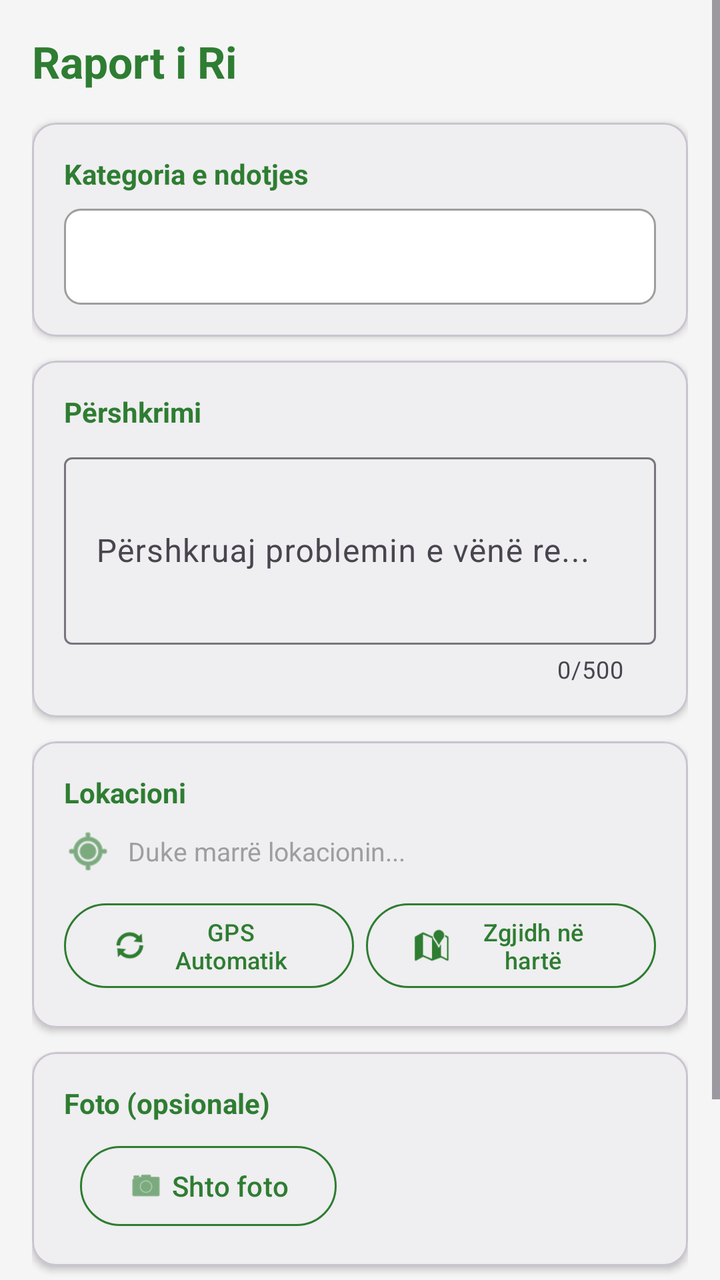
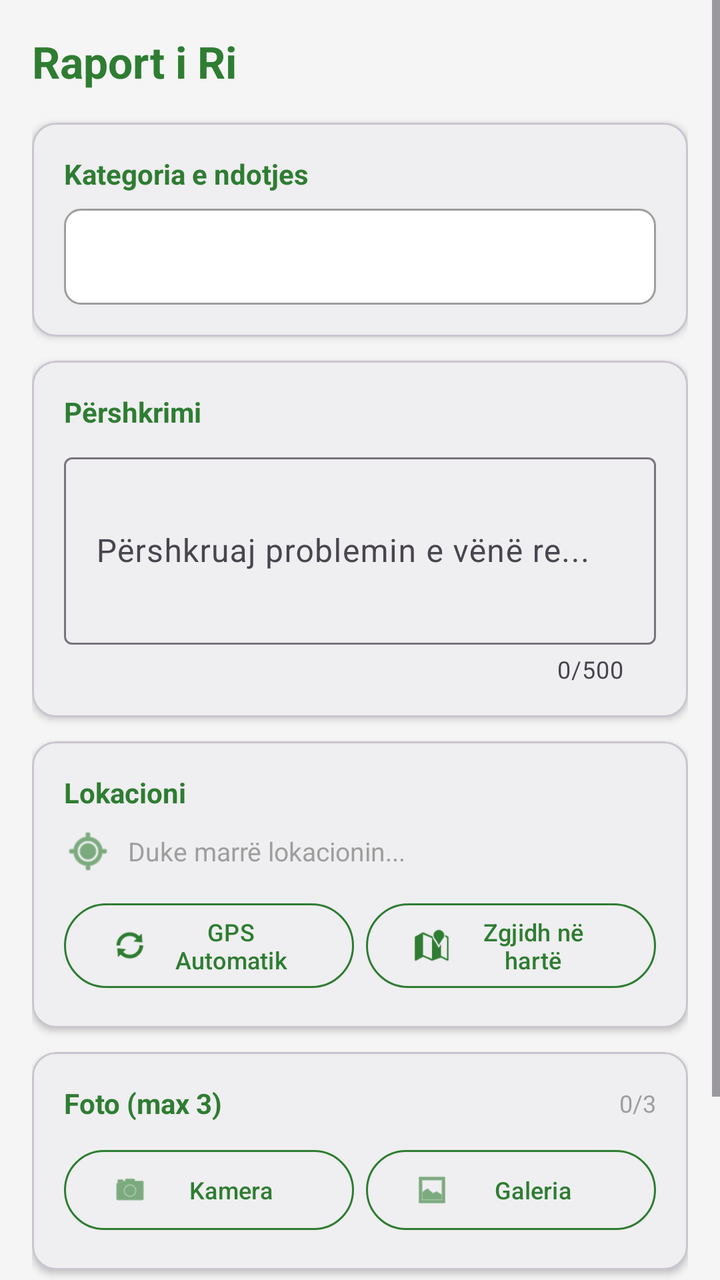

The first picture is an Android layout as it rendered before a commit; the second is the same layout after the commit. The layout source and the unified diff follow.
<!-- AndroidManifest.xml: application theme Theme.EcoAlert -->
<!-- res/layout/fragment_report.xml -->
<?xml version="1.0" encoding="utf-8"?>
<ScrollView
    xmlns:android="http://schemas.android.com/apk/res/android"
    xmlns:app="http://schemas.android.com/apk/res-auto"
    android:layout_width="match_parent"
    android:layout_height="match_parent"
    android:background="@color/gray_light">

    <LinearLayout
        android:layout_width="match_parent"
        android:layout_height="wrap_content"
        android:orientation="vertical"
        android:padding="16dp">

        
        <TextView
            android:layout_width="wrap_content"
            android:layout_height="wrap_content"
            android:text="Raport i Ri"
            android:textSize="22sp"
            android:textStyle="bold"
            android:textColor="@color/green_primary"
            android:layout_marginBottom="16dp" />

        
        <com.google.android.material.card.MaterialCardView
            android:layout_width="match_parent"
            android:layout_height="wrap_content"
            android:layout_marginBottom="12dp"
            app:cardElevation="2dp"
            app:cardCornerRadius="12dp">

            <LinearLayout
                android:layout_width="match_parent"
                android:layout_height="wrap_content"
                android:orientation="vertical"
                android:padding="16dp">

                <TextView
                    android:layout_width="wrap_content"
                    android:layout_height="wrap_content"
                    android:text="Kategoria e ndotjes"
                    android:textSize="14sp"
                    android:textStyle="bold"
                    android:textColor="@color/green_primary"
                    android:layout_marginBottom="8dp" />

                <Spinner
                    android:id="@+id/spinner_category"
                    android:layout_width="match_parent"
                    android:layout_height="48dp"
                    android:background="@drawable/spinner_background"
                    android:paddingStart="12dp"
                    android:paddingEnd="12dp" />

            </LinearLayout>

        </com.google.android.material.card.MaterialCardView>

        
        <com.google.android.material.card.MaterialCardView
            android:layout_width="match_parent"
            android:layout_height="wrap_content"
            android:layout_marginBottom="12dp"
            app:cardElevation="2dp"
            app:cardCornerRadius="12dp">

            <LinearLayout
                android:layout_width="match_parent"
                android:layout_height="wrap_content"
                android:orientation="vertical"
                android:padding="16dp">

                <TextView
                    android:layout_width="wrap_content"
                    android:layout_height="wrap_content"
                    android:text="Përshkrimi"
                    android:textSize="14sp"
                    android:textStyle="bold"
                    android:textColor="@color/green_primary"
                    android:layout_marginBottom="8dp" />

                <com.google.android.material.textfield.TextInputLayout
                    android:id="@+id/til_description"
                    android:layout_width="match_parent"
                    android:layout_height="wrap_content"
                    android:hint="Përshkruaj problemin e vënë re..."
                    style="@style/Widget.Material3.TextInputLayout.OutlinedBox"
                    app:counterEnabled="true"
                    app:counterMaxLength="500">

                    <com.google.android.material.textfield.TextInputEditText
                        android:id="@+id/et_description"
                        android:layout_width="match_parent"
                        android:layout_height="wrap_content"
                        android:inputType="textMultiLine"
                        android:minLines="3"
                        android:maxLines="5"
                        android:maxLength="500" />

                </com.google.android.material.textfield.TextInputLayout>

            </LinearLayout>

        </com.google.android.material.card.MaterialCardView>

        
        <com.google.android.material.card.MaterialCardView
            android:layout_width="match_parent"
            android:layout_height="wrap_content"
            android:layout_marginBottom="12dp"
            app:cardElevation="2dp"
            app:cardCornerRadius="12dp">

            <LinearLayout
                android:layout_width="match_parent"
                android:layout_height="wrap_content"
                android:orientation="vertical"
                android:padding="16dp">

                <TextView
                    android:layout_width="wrap_content"
                    android:layout_height="wrap_content"
                    android:text="Lokacioni"
                    android:textSize="14sp"
                    android:textStyle="bold"
                    android:textColor="@color/green_primary"
                    android:layout_marginBottom="8dp" />

                
                <LinearLayout
                    android:layout_width="match_parent"
                    android:layout_height="wrap_content"
                    android:orientation="horizontal"
                    android:gravity="center_vertical"
                    android:layout_marginBottom="10dp">

                    <ImageView
                        android:layout_width="24dp"
                        android:layout_height="24dp"
                        android:src="@android:drawable/ic_menu_mylocation"
                        app:tint="@color/green_primary"
                        android:layout_marginEnd="8dp" />

                    <TextView
                        android:id="@+id/tv_location"
                        android:layout_width="0dp"
                        android:layout_height="wrap_content"
                        android:layout_weight="1"
                        android:text="Duke marrë lokacionin..."
                        android:textSize="13sp"
                        android:textColor="@color/gray_medium" />

                </LinearLayout>

                
                <LinearLayout
                    android:layout_width="match_parent"
                    android:layout_height="wrap_content"
                    android:orientation="horizontal">

                    <com.google.android.material.button.MaterialButton
                        android:id="@+id/btn_refresh_location"
                        android:layout_width="0dp"
                        android:layout_height="wrap_content"
                        android:layout_weight="1"
                        android:layout_marginEnd="6dp"
                        android:text="GPS Automatik"
                        android:textSize="12sp"
                        style="@style/Widget.Material3.Button.OutlinedButton"
                        app:strokeColor="@color/green_primary"
                        app:icon="@android:drawable/ic_popup_sync" />

                    <com.google.android.material.button.MaterialButton
                        android:id="@+id/btn_pick_location"
                        android:layout_width="0dp"
                        android:layout_height="wrap_content"
                        android:layout_weight="1"
                        android:text="Zgjidh në hartë"
                        android:textSize="12sp"
                        style="@style/Widget.Material3.Button.OutlinedButton"
                        app:strokeColor="@color/green_primary"
                        app:icon="@android:drawable/ic_dialog_map" />

                </LinearLayout>

            </LinearLayout>

        </com.google.android.material.card.MaterialCardView>

        
        <com.google.android.material.card.MaterialCardView
            android:layout_width="match_parent"
            android:layout_height="wrap_content"
            android:layout_marginBottom="24dp"
            app:cardElevation="2dp"
            app:cardCornerRadius="12dp">

            <LinearLayout
                android:layout_width="match_parent"
                android:layout_height="wrap_content"
                android:orientation="vertical"
                android:padding="16dp">

                <TextView
                    android:layout_width="wrap_content"
                    android:layout_height="wrap_content"
                    android:text="Foto (opsionale)"
                    android:textSize="14sp"
                    android:textStyle="bold"
                    android:textColor="@color/green_primary"
                    android:layout_marginBottom="8dp" />

                <LinearLayout
                    android:layout_width="match_parent"
                    android:layout_height="wrap_content"
                    android:orientation="horizontal"
                    android:gravity="center_vertical">

                    <ImageView
                        android:id="@+id/iv_photo_preview"
                        android:layout_width="80dp"
                        android:layout_height="80dp"
                        android:scaleType="centerCrop"
                        android:background="@color/gray_light"
                        android:visibility="gone" />

                    <com.google.android.material.button.MaterialButton
                        android:id="@+id/btn_add_photo"
                        android:layout_width="wrap_content"
                        android:layout_height="wrap_content"
                        android:layout_marginStart="8dp"
                        android:text="Shto foto"
                        style="@style/Widget.Material3.Button.OutlinedButton"
                        app:strokeColor="@color/green_primary"
                        app:icon="@android:drawable/ic_menu_camera" />

                </LinearLayout>

            </LinearLayout>

        </com.google.android.material.card.MaterialCardView>

        
        <com.google.android.material.button.MaterialButton
            android:id="@+id/btn_submit"
            android:layout_width="match_parent"
            android:layout_height="56dp"
            android:text="Dërgo Raportin"
            android:textSize="16sp"
            android:textStyle="bold"
            app:backgroundTint="@color/green_primary"
            android:layout_marginBottom="16dp" />

        
        <ProgressBar
            android:id="@+id/progress_bar"
            android:layout_width="wrap_content"
            android:layout_height="wrap_content"
            android:layout_gravity="center"
            android:visibility="gone"
            android:indeterminateTint="@color/green_primary" />

    </LinearLayout>

</ScrollView>
<!-- resources referenced by this layout -->
<resources>
  <color name="gray_light">#F5F5F5</color>
  <color name="gray_medium">#9E9E9E</color>
  <color name="green_primary">#2E7D32</color>
  <!-- drawable spinner_background (drawable) -->
  <?xml version="1.0" encoding="utf-8"?>
  <shape xmlns:android="http://schemas.android.com/apk/res/android"
      android:shape="rectangle">
      <solid android:color="@color/white" />
      <stroke
          android:width="1dp"
          android:color="@color/gray_medium" />
      <corners android:radius="8dp" />
  </shape>
  <style name="Theme.EcoAlert" parent="Theme.Material3.Light.NoActionBar">
          <item name="colorPrimary">@color/green_primary</item>
          <item name="colorPrimaryVariant">@color/green_primary_dark</item>
          <item name="colorOnPrimary">@color/white</item>
          <item name="colorSecondary">@color/green_secondary</item>
          <item name="colorOnSecondary">@color/black</item>
          <item name="android:statusBarColor">@color/green_primary</item>
      </style>
  <color name="white">#FFFFFF</color>
  <color name="green_primary_dark">#1B5E20</color>
  <color name="green_secondary">#66BB6A</color>
  <color name="black">#000000</color>
</resources>

<!-- the commit's change to res/layout/fragment_report.xml (unified diff, before → after) -->
@@ -202,38 +202,68 @@
                 android:orientation="vertical"
                 android:padding="16dp">
 
-                <TextView
-                    android:layout_width="wrap_content"
-                    android:layout_height="wrap_content"
-                    android:text="Foto (opsionale)"
-                    android:textSize="14sp"
-                    android:textStyle="bold"
-                    android:textColor="@color/green_primary"
-                    android:layout_marginBottom="8dp" />
-
                 <LinearLayout
                     android:layout_width="match_parent"
                     android:layout_height="wrap_content"
                     android:orientation="horizontal"
-                    android:gravity="center_vertical">
-
-                    <ImageView
-                        android:id="@+id/iv_photo_preview"
-                        android:layout_width="80dp"
-                        android:layout_height="80dp"
-                        android:scaleType="centerCrop"
-                        android:background="@color/gray_light"
-                        android:visibility="gone" />
-
-                    <com.google.android.material.button.MaterialButton
-                        android:id="@+id/btn_add_photo"
+                    android:gravity="center_vertical"
+                    android:layout_marginBottom="10dp">
+
+                    <TextView
+                        android:layout_width="0dp"
+                        android:layout_height="wrap_content"
+                        android:layout_weight="1"
+                        android:text="Foto (max 3)"
+                        android:textSize="14sp"
+                        android:textStyle="bold"
+                        android:textColor="@color/green_primary" />
+
+                    <TextView
+                        android:id="@+id/tv_photo_count"
                         android:layout_width="wrap_content"
                         android:layout_height="wrap_content"
-                        android:layout_marginStart="8dp"
-                        android:text="Shto foto"
+                        android:text="0/3"
+                        android:textSize="12sp"
+                        android:textColor="@color/gray_medium" />
+
+                </LinearLayout>
+
+                
+                <androidx.recyclerview.widget.RecyclerView
+                    android:id="@+id/rv_photos"
+                    android:layout_width="match_parent"
+                    android:layout_height="80dp"
+                    android:layout_marginBottom="10dp"
+                    android:visibility="gone" />
+
+                
+                <LinearLayout
+                    android:layout_width="match_parent"
+                    android:layout_height="wrap_content"
+                    android:orientation="horizontal">
+
+                    <com.google.android.material.button.MaterialButton
+                        android:id="@+id/btn_camera"
+                        android:layout_width="0dp"
+                        android:layout_height="wrap_content"
+                        android:layout_weight="1"
+                        android:layout_marginEnd="6dp"
+                        android:text="Kamera"
+                        android:textSize="12sp"
                         style="@style/Widget.Material3.Button.OutlinedButton"
                         app:strokeColor="@color/green_primary"
                         app:icon="@android:drawable/ic_menu_camera" />
+
+                    <com.google.android.material.button.MaterialButton
+                        android:id="@+id/btn_gallery"
+                        android:layout_width="0dp"
+                        android:layout_height="wrap_content"
+                        android:layout_weight="1"
+                        android:text="Galeria"
+                        android:textSize="12sp"
+                        style="@style/Widget.Material3.Button.OutlinedButton"
+                        app:strokeColor="@color/green_primary"
+                        app:icon="@android:drawable/ic_menu_gallery" />
 
                 </LinearLayout>
 
